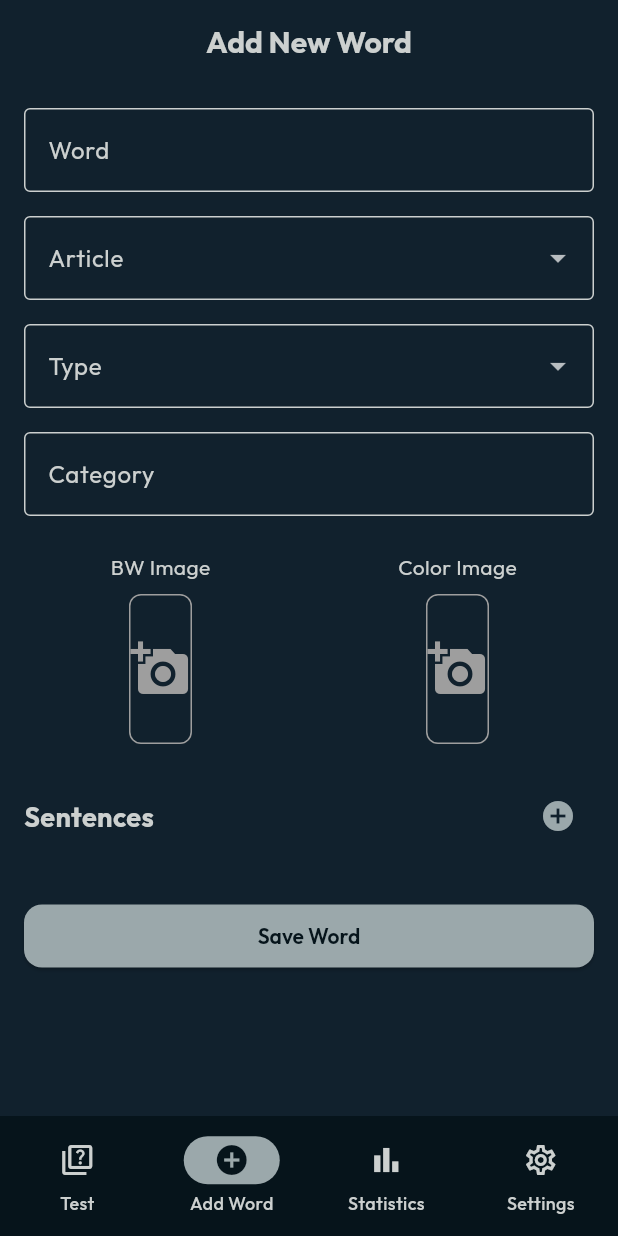
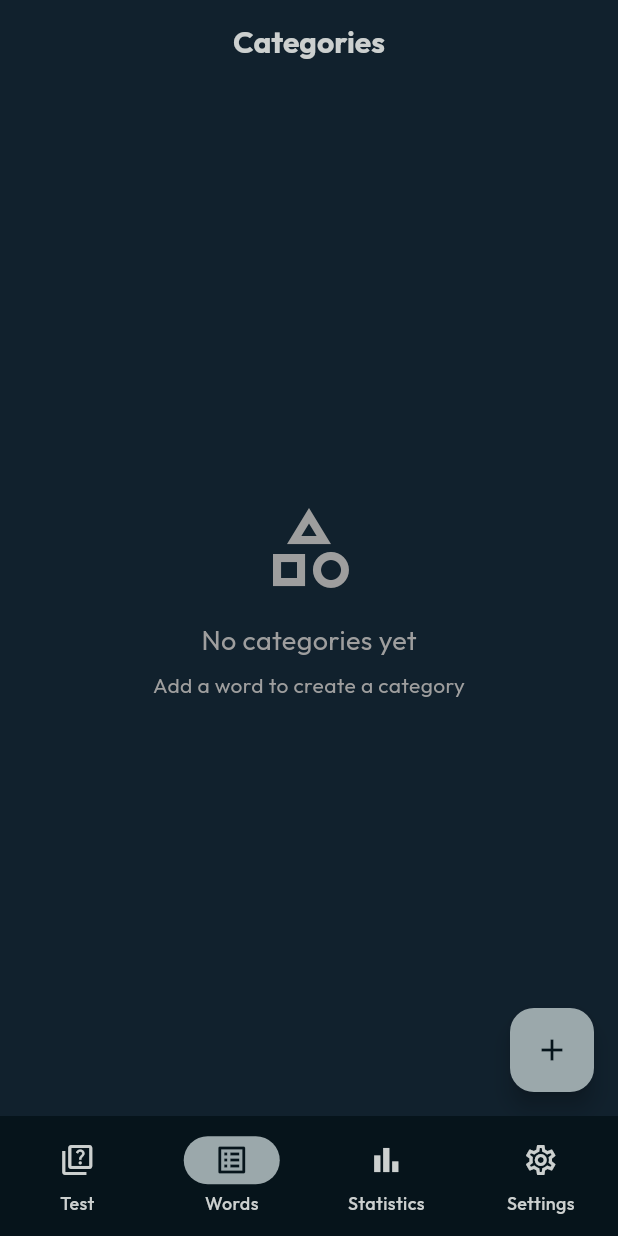
Before and after one commit to alisodanac/deutschi, a Flutter app: the screen it shows after launch, item 2 of the bottom bar chosen, on a phone screen of 412 x 824 dp. Run offline on Flutter 3.47's test engine with Material 3 defaults, Android fonts, the phone set to English and light mode, and no system bars; our stand-ins replace equatable, flutter_bloc, get_it, go_router, google_fonts, image_picker and 1 more; accounts and stored records are empty.

```diff
--- a/lib/core/layout/main_layout.dart
+++ b/lib/core/layout/main_layout.dart
@@ -18,9 +18,9 @@ class MainLayout extends StatelessWidget {
         destinations: const [
           NavigationDestination(icon: Icon(Icons.quiz_outlined), selectedIcon: Icon(Icons.quiz), label: 'Test'),
           NavigationDestination(
-            icon: Icon(Icons.add_circle_outline),
-            selectedIcon: Icon(Icons.add_circle),
-            label: 'Add Word',
+            icon: Icon(Icons.list_alt_outlined),
+            selectedIcon: Icon(Icons.list_alt),
+            label: 'Words',
           ),
           NavigationDestination(
             icon: Icon(Icons.bar_chart_outlined),
--- a/lib/core/router/app_router.dart
+++ b/lib/core/router/app_router.dart
@@ -4,7 +4,8 @@ import '../layout/main_layout.dart';
 import '../../features/test/presentation/screens/test_screen.dart';
 import '../../features/statistics/presentation/screens/statistics_screen.dart';
 import '../../features/settings/presentation/screens/settings_screen.dart';
-import '../../features/add_word/presentation/screens/add_word_screen.dart';
+import '../../features/words/presentation/screens/add_word_screen.dart';
+import '../../features/words/presentation/screens/words_list_screen.dart';
 
 final GlobalKey<NavigatorState> _rootNavigatorKey = GlobalKey<NavigatorState>();
 
@@ -21,7 +22,7 @@ final GoRouter router = GoRouter(
           routes: [GoRoute(path: '/test', builder: (context, state) => const TestScreen())],
         ),
         StatefulShellBranch(
-          routes: [GoRoute(path: '/add', builder: (context, state) => const AddWordScreen())],
+          routes: [GoRoute(path: '/words', builder: (context, state) => const WordsListScreen())],
         ),
         StatefulShellBranch(
           routes: [GoRoute(path: '/statistics', builder: (context, state) => const StatisticsScreen())],
@@ -31,5 +32,10 @@ final GoRouter router = GoRouter(
         ),
       ],
     ),
+    GoRoute(
+      path: '/add_word',
+      parentNavigatorKey: _rootNavigatorKey,
+      builder: (context, state) => const AddWordScreen(),
+    ),
   ],
 );
--- a/lib/features/add_word/domain/repository/word_repository.dart
+++ b/lib/features/words/domain/repository/word_repository.dart
@@ -3,4 +3,5 @@ import '../entities/word.dart';
 abstract class WordRepository {
   Future<void> addWord(Word word, List<String> sentences);
   Future<List<Word>> getWords();
+  Future<List<String>> getCategories();
 }
--- /dev/null
+++ b/lib/features/words/domain/use_cases/get_categories_use_case.dart
@@ -0,0 +1,11 @@
+import '../repository/word_repository.dart';
+
+class GetCategoriesUseCase {
+  final WordRepository repository;
+
+  GetCategoriesUseCase(this.repository);
+
+  Future<List<String>> call() async {
+    return await repository.getCategories();
+  }
+}
--- /dev/null
+++ b/lib/features/words/presentation/manager/words_list_cubit.dart
@@ -0,0 +1,19 @@
+import 'package:flutter_bloc/flutter_bloc.dart';
+import '../../domain/use_cases/get_categories_use_case.dart';
+import 'words_list_state.dart';
+
+class WordsListCubit extends Cubit<WordsListState> {
+  final GetCategoriesUseCase getCategoriesUseCase;
+
+  WordsListCubit(this.getCategoriesUseCase) : super(WordsListInitial());
+
+  Future<void> loadCategories() async {
+    emit(WordsListLoading());
+    try {
+      final categories = await getCategoriesUseCase();
+      emit(WordsListSuccess(categories));
+    } catch (e) {
+      emit(WordsListFailure(e.toString()));
+    }
+  }
+}
--- /dev/null
+++ b/lib/features/words/presentation/manager/words_list_state.dart
@@ -0,0 +1,30 @@
+import 'package:equatable/equatable.dart';
+
+abstract class WordsListState extends Equatable {
+  const WordsListState();
+
+  @override
+  List<Object> get props => [];
+}
+
+class WordsListInitial extends WordsListState {}
+
+class WordsListLoading extends WordsListState {}
+
+class WordsListSuccess extends WordsListState {
+  final List<String> categories;
+
+  const WordsListSuccess(this.categories);
+
+  @override
+  List<Object> get props => [categories];
+}
+
+class WordsListFailure extends WordsListState {
+  final String message;
+
+  const WordsListFailure(this.message);
+
+  @override
+  List<Object> get props => [message];
+}
--- /dev/null
+++ b/lib/features/words/presentation/screens/words_list_screen.dart
@@ -0,0 +1,78 @@
+import 'package:flutter/material.dart';
+import 'package:flutter_bloc/flutter_bloc.dart';
+import 'package:go_router/go_router.dart';
+import '../../../../injection_container.dart';
+import '../manager/words_list_cubit.dart';
+import '../manager/words_list_state.dart';
+
+class WordsListScreen extends StatelessWidget {
+  const WordsListScreen({super.key});
+
+  @override
+  Widget build(BuildContext context) {
+    return BlocProvider(create: (context) => sl<WordsListCubit>()..loadCategories(), child: const WordsListView());
+  }
+}
+
+class WordsListView extends StatelessWidget {
+  const WordsListView({super.key});
+
+  @override
+  Widget build(BuildContext context) {
+    return Scaffold(
+      appBar: AppBar(title: const Text('Categories')),
+      body: BlocBuilder<WordsListCubit, WordsListState>(
+        builder: (context, state) {
+          if (state is WordsListLoading) {
+            return const Center(child: CircularProgressIndicator());
+          } else if (state is WordsListSuccess) {
+            if (state.categories.isEmpty) {
+              return const Center(
+                child: Column(
+                  mainAxisAlignment: MainAxisAlignment.center,
+                  children: [
+                    Icon(Icons.category_outlined, size: 64, color: Colors.grey),
+                    SizedBox(height: 16),
+                    Text('No categories yet', style: TextStyle(fontSize: 18, color: Colors.grey)),
+                    SizedBox(height: 8),
+                    Text('Add a word to create a category', style: TextStyle(color: Colors.grey)),
+                  ],
+                ),
+              );
+            }
+            return ListView.builder(
+              itemCount: state.categories.length,
+              itemBuilder: (context, index) {
+                final category = state.categories[index];
+                return Card(
+                  margin: const EdgeInsets.symmetric(horizontal: 16, vertical: 8),
+                  child: ListTile(
+                    leading: const Icon(Icons.folder_outlined),
+                    title: Text(category),
+                    trailing: const Icon(Icons.arrow_forward_ios, size: 16),
+                    onTap: () {
+                      // Navigate to words in category (future task)
+                    },
+                  ),
+                );
+              },
+            );
+          } else if (state is WordsListFailure) {
+            return Center(child: Text('Error: ${state.message}'));
+          }
+          return const SizedBox.shrink();
+        },
+      ),
+      floatingActionButton: FloatingActionButton(
+        onPressed: () async {
+          await context.push('/add_word');
+          // Refresh list when coming back
+          if (context.mounted) {
+            context.read<WordsListCubit>().loadCategories();
+          }
+        },
+        child: const Icon(Icons.add),
+      ),
+    );
+  }
+}
```
Also changed, not shown: lib/features/words/data/datasource/word_local_data_source.dart (renamed from lib/features/add_word/data/datasource/word_local_data_source.dart, +13 -1 lines), lib/features/words/data/repository/word_repository_impl.dart (renamed from lib/features/add_word/data/repository/word_repository_impl.dart, +9 -4 lines), lib/injection_container.dart (+10 -6 lines), lib/features/words/data/models/sentence_model.dart (renamed from lib/features/add_word/data/models/sentence_model.dart), lib/features/words/data/models/word_model.dart (renamed from lib/features/add_word/data/models/word_model.dart), lib/features/words/domain/entities/sentence.dart (renamed from lib/features/add_word/domain/entities/sentence.dart), lib/features/words/domain/entities/word.dart (renamed from lib/features/add_word/domain/entities/word.dart), lib/features/words/domain/use_cases/add_word_use_case.dart (renamed from lib/features/add_word/domain/use_cases/add_word_use_case.dart), lib/features/words/domain/use_cases/get_words_use_case.dart (renamed from lib/features/add_word/domain/use_cases/get_words_use_case.dart), lib/features/words/presentation/manager/add_word_cubit.dart (renamed from lib/features/add_word/presentation/manager/add_word_cubit.dart), lib/features/words/presentation/manager/add_word_state.dart (renamed from lib/features/add_word/presentation/manager/add_word_state.dart), lib/features/words/presentation/screens/add_word_screen.dart (renamed from lib/features/add_word/presentation/screens/add_word_screen.dart), 1 other file.
